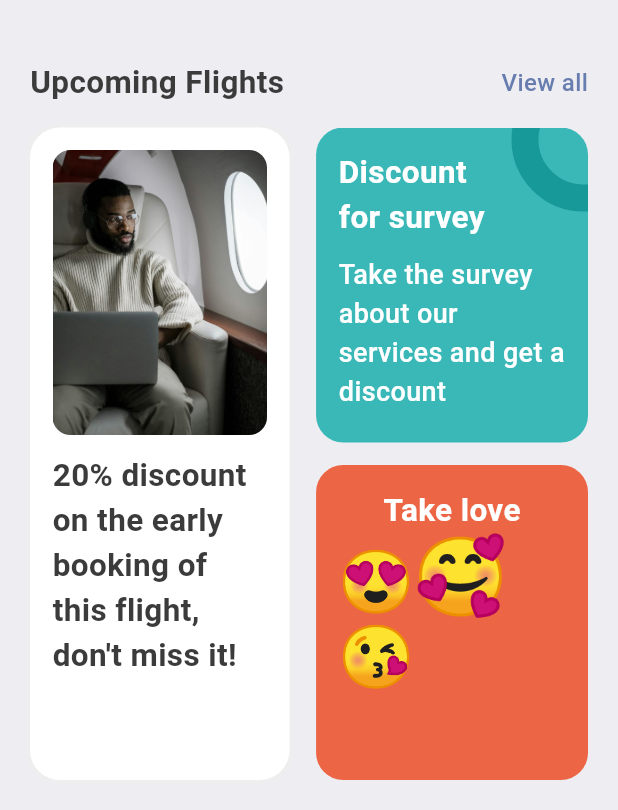
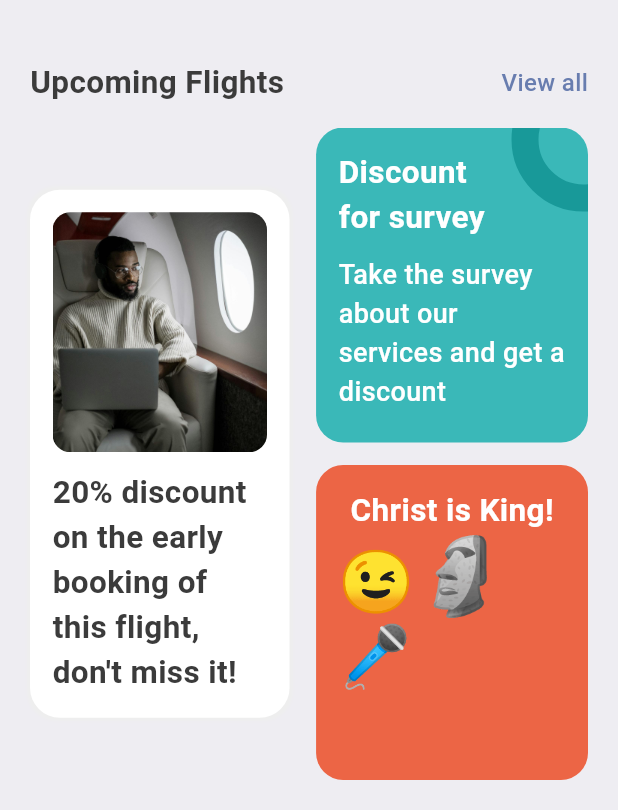
Before and after one commit to loixrang/ticket_app, a Flutter app: the SearchScreen screen opened directly, scrolled down 155 dp, on a phone screen of 412 x 824 dp, the part 426-1236 px from its top. Run offline on Flutter 3.47's test engine with Material 3 defaults, Android fonts, the phone set to English and light mode, and no system bars; our stand-ins replace fluentui_icons; missing offline and left inert: barcode_widgets.

Commit message:
finished ticket screen

```diff
--- a/lib/base/res/media.dart
+++ b/lib/base/res/media.dart
@@ -1,7 +1,7 @@
-class AppMedia{
+class AppMedia {
   static const _baseImage = "assets/images";
   static const logo = '$_baseImage/logo.png';
   static const hotelRoom = '$_baseImage/hotel_room.jpg';
   static const planeSit = '$_baseImage/plane_sit.jpg';
-  static const visaCard = '$_baseImage/visa_card.jpg';
+  static const visaCard = '$_baseImage/visa_card.png';
 }
--- a/lib/screens/search/widgets/ticket_promotion.dart
+++ b/lib/screens/search/widgets/ticket_promotion.dart
@@ -14,7 +14,6 @@ class TicketPromotion extends StatelessWidget {
         Container(
           padding: const EdgeInsets.symmetric(horizontal: 15, vertical: 15),
           width: size.width * .42,
-          height: 435,
           decoration: BoxDecoration(
               borderRadius: BorderRadius.circular(20),
               color: Colors.white,
@@ -25,7 +24,7 @@ class TicketPromotion extends StatelessWidget {
           child: Column(
             children: [
               Container(
-                height: 190,
+                height: 160,
                 decoration: BoxDecoration(
                     borderRadius: BorderRadius.circular(12),
                     image: const DecorationImage(
@@ -105,7 +104,7 @@ class TicketPromotion extends StatelessWidget {
               child: Column(
                 children: [
                   Text(
-                    'Take love',
+                    'Christ is King!',
                     style:
                         AppStyles.headLineStyle2.copyWith(color: Colors.white),
                   ),
@@ -113,15 +112,15 @@ class TicketPromotion extends StatelessWidget {
                     text: const TextSpan(
                       children: [
                         TextSpan(
-                          text: '😍',
+                          text: '😉',
                           style: TextStyle(fontSize: 40),
                         ),
                         TextSpan(
-                          text: '🥰',
+                          text: '🗿',
                           style: TextStyle(fontSize: 50),
                         ),
                         TextSpan(
-                          text: '😘',
+                          text: '🎤',
                           style: TextStyle(fontSize: 40),
                         ),
                       ],
--- a/pubspec.yaml
+++ b/pubspec.yaml
@@ -37,6 +37,7 @@ dependencies:
   cupertino_icons: ^1.0.8
   fluentui_icons: ^1.0.0
   flutter_launcher_icons: ^0.14.1
+  barcode_widgets: ^2.0.0
 
 dev_dependencies:
   flutter_test:
```
Also changed, not shown: lib/screens/home/all_tickets.dart (+18 -3 lines), lib/screens/ticket/ticket_screen.dart (+37 -6 lines), lib/screens/ticket/widgets/ticket_position_circles.dart (added, +27 -0 lines), assets/images/visa_card.jpg (deleted), assets/images/visa_card.png (added), pubspec.lock.
